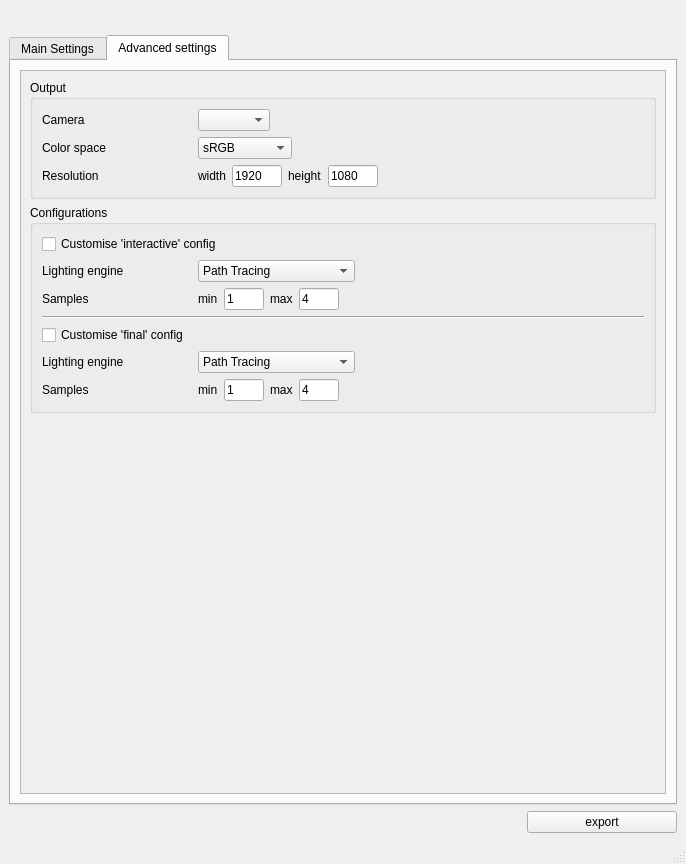
dictoon/mayaseed, file mayaToAppleseed.ui: the form before one commit.
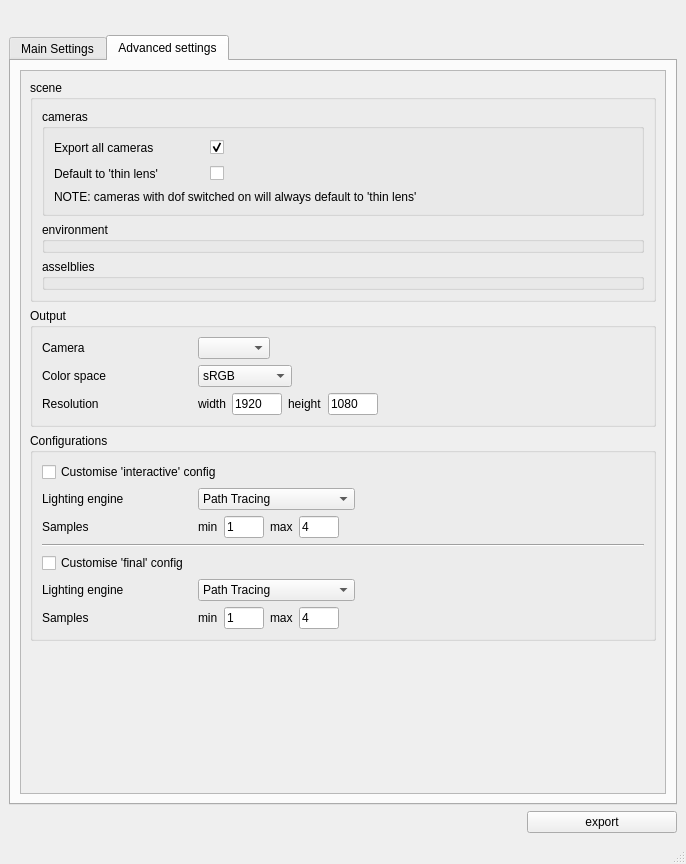
The form after the commit. Icons and pictures are not drawn.

Commit message: 20 minutes to new years and i just got the camera export working, not bad if i do say so myself. Also exporter included all cameras by default now, need to implement 'export all cameras' checkbox

```diff
--- a/mayaToAppleseed.ui
+++ b/mayaToAppleseed.ui
@@ -265,11 +265,143 @@
             <rect>
              <x>0</x>
              <y>0</y>
-             <width>614</width>
-             <height>529</height>
+             <width>599</width>
+             <height>667</height>
             </rect>
            </property>
            <layout class="QVBoxLayout" name="verticalLayout_7">
+            <item>
+             <widget class="QGroupBox" name="groupBox_3">
+              <property name="title">
+               <string>scene</string>
+              </property>
+              <layout class="QVBoxLayout" name="verticalLayout_8">
+               <item>
+                <widget class="QGroupBox" name="groupBox_4">
+                 <property name="title">
+                  <string>cameras</string>
+                 </property>
+                 <layout class="QVBoxLayout" name="verticalLayout_9">
+                  <item>
+                   <layout class="QHBoxLayout" name="horizontalLayout_17">
+                    <item>
+                     <widget class="QLabel" name="label_28">
+                      <property name="minimumSize">
+                       <size>
+                        <width>150</width>
+                        <height>0</height>
+                       </size>
+                      </property>
+                      <property name="maximumSize">
+                       <size>
+                        <width>150</width>
+                        <height>16777215</height>
+                       </size>
+                      </property>
+                      <property name="text">
+                       <string>Export all cameras</string>
+                      </property>
+                     </widget>
+                    </item>
+                    <item>
+                     <widget class="QCheckBox" name="m2s_sceneCameraExportAllCameras">
+                      <property name="text">
+                       <string/>
+                      </property>
+                      <property name="checked">
+                       <bool>true</bool>
+                      </property>
+                     </widget>
+                    </item>
+                    <item>
+                     <spacer name="horizontalSpacer_15">
+                      <property name="orientation">
+                       <enum>Qt::Horizontal</enum>
+                      </property>
+                      <property name="sizeHint" stdset="0">
+                       <size>
+                        <width>40</width>
+                        <height>20</height>
+                       </size>
+                      </property>
+                     </spacer>
+                    </item>
+                   </layout>
+                  </item>
+                  <item>
+                   <layout class="QHBoxLayout" name="horizontalLayout_11">
+                    <item>
+                     <widget class="QLabel" name="label_15">
+                      <property name="minimumSize">
+                       <size>
+                        <width>150</width>
+                        <height>0</height>
+                       </size>
+                      </property>
+                      <property name="maximumSize">
+                       <size>
+                        <width>9999</width>
+                        <height>16777215</height>
+                       </size>
+                      </property>
+                      <property name="text">
+                       <string>Default to 'thin lens'</string>
+                      </property>
+                     </widget>
+                    </item>
+                    <item>
+                     <widget class="QCheckBox" name="m2s_sceneCameraDefaultThinLens">
+                      <property name="text">
+                       <string/>
+                      </property>
+                      <property name="checked">
+                       <bool>false</bool>
+                      </property>
+                     </widget>
+                    </item>
+                    <item>
+                     <spacer name="horizontalSpacer_14">
+                      <property name="orientation">
+                       <enum>Qt::Horizontal</enum>
+                      </property>
+                      <property name="sizeHint" stdset="0">
+                       <size>
+                        <width>40</width>
+                        <height>20</height>
+                       </size>
+                      </property>
+                     </spacer>
+                    </item>
+                   </layout>
+                  </item>
+                  <item>
+                   <widget class="QLabel" name="label_27">
+                    <property name="text">
+                     <string>NOTE: cameras with dof switched on will always default to 'thin lens'</string>
+                    </property>
+                   </widget>
+                  </item>
+                 </layout>
+                </widget>
+               </item>
+               <item>
+                <widget class="QGroupBox" name="groupBox_5">
+                 <property name="title">
+                  <string>environment</string>
+                 </property>
+                </widget>
+               </item>
+               <item>
+                <widget class="QGroupBox" name="groupBox_6">
+                 <property name="title">
+                  <string>asselblies</string>
+                 </property>
+                 <zorder>groupBox_4</zorder>
+                </widget>
+               </item>
+              </layout>
+             </widget>
+            </item>
             <item>
              <widget class="QGroupBox" name="groupBox_2">
               <property name="title">
```
Left out of the diff: 2 changed lines with no effect on the pictures. The commit also changes 1 other file.
